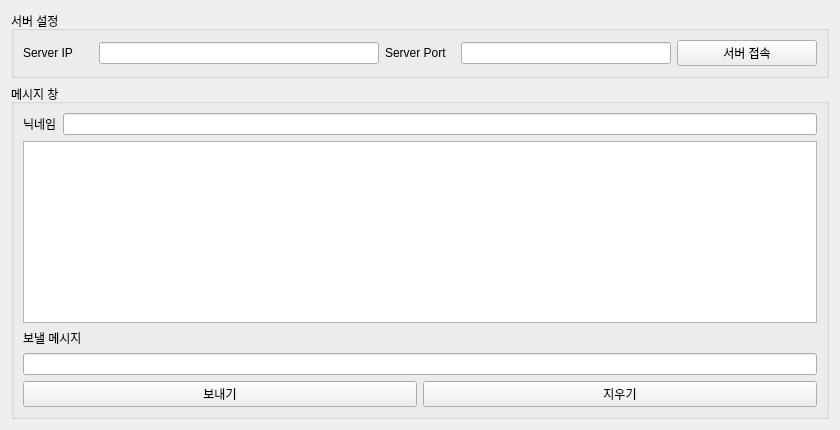
Qt form Chat/Client/form.ui (Yangyoonjoon/Chat) before a commit.
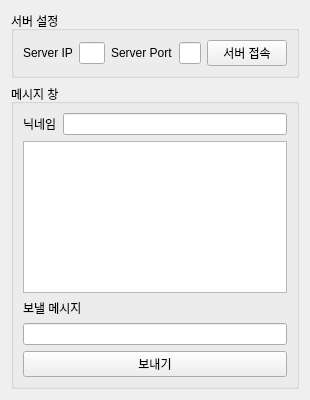
The same form after that commit.

What changed in the file:
```diff
--- a/Chat/Client/form.ui
+++ b/Chat/Client/form.ui
@@ -6,8 +6,8 @@
    <rect>
     <x>0</x>
     <y>0</y>
-    <width>840</width>
-    <height>430</height>
+    <width>310</width>
+    <height>400</height>
    </rect>
   </property>
   <property name="windowTitle">
@@ -86,22 +86,11 @@
          <widget class="QLineEdit" name="msg"/>
         </item>
         <item>
-         <layout class="QHBoxLayout" name="horizontalLayout_2">
-          <item>
            <widget class="QPushButton" name="btn_send">
             <property name="text">
              <string>보내기</string>
             </property>
            </widget>
-          </item>
-          <item>
-           <widget class="QPushButton" name="btn_del">
-            <property name="text">
-             <string>지우기</string>
-            </property>
-           </widget>
-          </item>
-         </layout>
         </item>
        </layout>
       </widget>
```
Left out of the diff: 2 changed lines with no effect on the pictures. Lines whose indentation alone changed are shown as unchanged.
